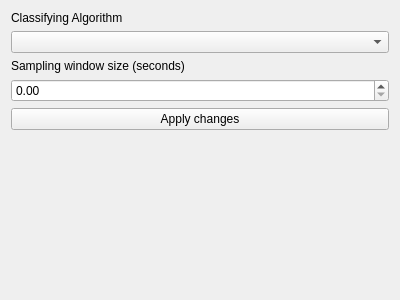
Old version of the form parameterview.ui in the repository janneasdf/RecognizerApp.
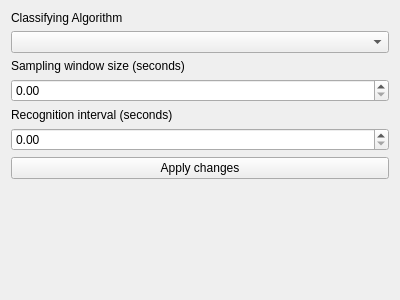
New version of the form.

Commit message: Add gesture recognition interval parameter

```diff
--- a/parameterview.ui
+++ b/parameterview.ui
@@ -51,6 +51,20 @@
      </item>
     </layout>
    </item>
+   <item>
+    <layout class="QVBoxLayout" name="verticalLayout_4">
+     <item>
+      <widget class="QLabel" name="label_3">
+       <property name="text">
+        <string>Recognition interval (seconds)</string>
+       </property>
+      </widget>
+     </item>
+     <item>
+      <widget class="QDoubleSpinBox" name="recognitionIntervalSpinbox"/>
+     </item>
+    </layout>
+   </item>
    <item>
     <widget class="QPushButton" name="applyChangesButton">
      <property name="text">
```
The commit also changes 10 other files.
